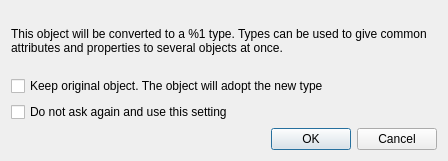
snorkel-marlin-repos/FreeCAD_FreeCAD_pr_21944_568da482-e9db-48e2-b9bf-4e5c63965329, file src/Mod/BIM/Resources/ui/dialogConvertType.ui: the form before one commit.
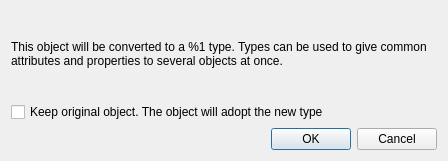
The form after the commit.

The edit to the form file:
```diff
--- a/src/Mod/BIM/Resources/ui/dialogConvertType.ui
+++ b/src/Mod/BIM/Resources/ui/dialogConvertType.ui
@@ -37,13 +37,6 @@
      </property>
     </widget>
    </item>
-   <item>
-    <widget class="QCheckBox" name="checkDoNotAskAgain">
-     <property name="text">
-      <string>Do not ask again and use this setting</string>
-     </property>
-    </widget>
-   </item>
    <item>
     <widget class="QDialogButtonBox" name="buttonBox">
      <property name="orientation">
```
